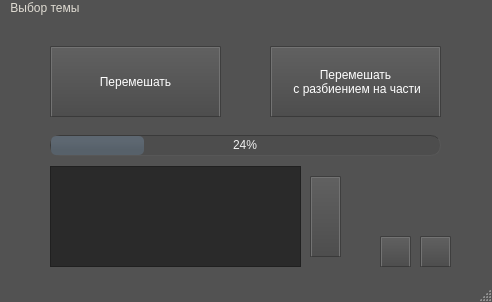
Before: the Qt Designer form ui/mainWindow.ui in MichelleWhitee/cardRandomizer_TableTopCreator, drawn with Qt 5.
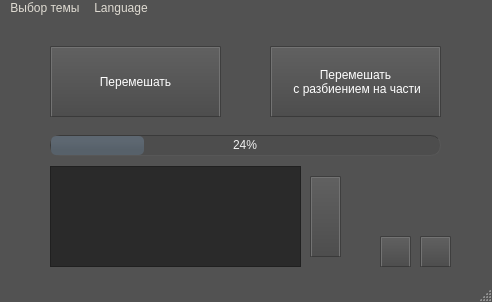
After: the same form once the commit is applied. Icons and pictures are not drawn.

Patch:
```diff
--- a/ui/mainWindow.ui
+++ b/ui/mainWindow.ui
@@ -382,7 +382,15 @@
     <addaction name="ElegantDark"/>
     <addaction name="Pink"/>
    </widget>
+   <widget class="QMenu" name="menuLanguage">
+    <property name="title">
+     <string>Language</string>
+    </property>
+    <addaction name="Russian"/>
+    <addaction name="English"/>
+   </widget>
    <addaction name="menu"/>
+   <addaction name="menuLanguage"/>
   </widget>
   <widget class="QStatusBar" name="statusbar"/>
   <action name="MacOS">
```
Left out of the diff: 10 changed lines with no effect on the pictures.
